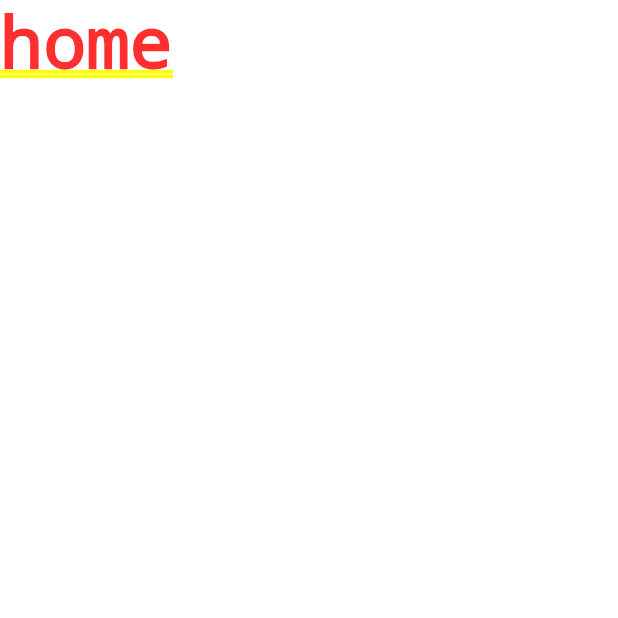
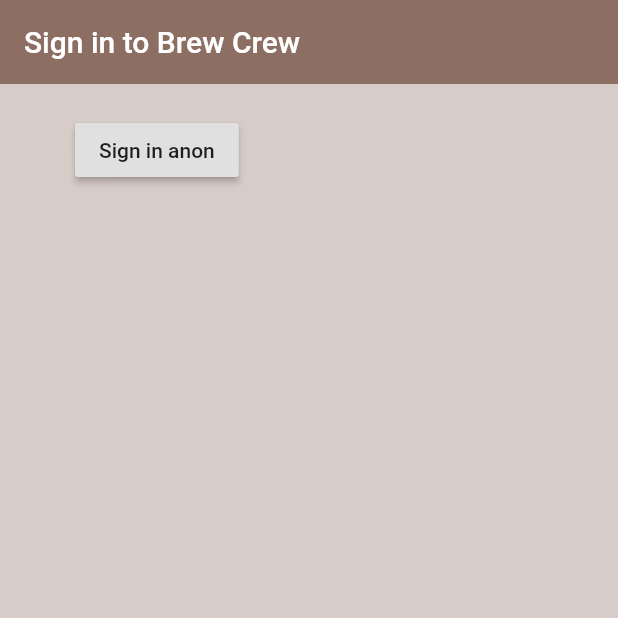
Before and after one commit to kangsudal/brew-crew, a Flutter app: the screen it shows after launch, on a phone screen of 412 x 824 dp, the top half of it. Run offline on Flutter 3.47's test engine with Material 2 defaults, Android fonts, the phone set to English and light mode, and no system bars; our stand-ins replace firebase_auth; accounts and stored records are empty.

Commit message:
#5 - Anonymous Sign In
sign in 레이아웃 위젯 만듬. 서비스 function과 연결

```diff
--- a/lib/screens/authenticate/authenticate.dart
+++ b/lib/screens/authenticate/authenticate.dart
@@ -1,3 +1,4 @@
+import 'package:brew_crew/screens/authenticate/sign_in.dart';
 import 'package:flutter/material.dart';
 
 class Authenticate extends StatefulWidget {
@@ -9,7 +10,7 @@ class _AuthenticateState extends State<Authenticate> {
   @override
   Widget build(BuildContext context) {
     return Container(
-      child: Text("authenticate"),
+      child: SignIn(),
     );
   }
 }
--- /dev/null
+++ b/lib/screens/authenticate/sign_in.dart
@@ -0,0 +1,43 @@
+import 'package:brew_crew/services/auth.dart';
+import 'package:flutter/material.dart';
+/*
+sign in 레이아웃 위젯.
+*/
+
+class SignIn extends StatefulWidget {
+  @override
+  _SignInState createState() => _SignInState();
+}
+
+class _SignInState extends State<SignIn> {
+  final AuthService _auth = AuthService();
+  @override
+  Widget build(BuildContext context) {
+    return Scaffold(
+      backgroundColor: Colors.brown[100],
+      appBar: AppBar(
+        backgroundColor: Colors.brown[400],
+        elevation: 0.0,
+        title: Text("Sign in to Brew Crew"),
+      ),
+      body: Container(
+        padding: EdgeInsets.symmetric(vertical: 20.0, horizontal: 50.0),
+        child: RaisedButton(
+          child: Text("Sign in anon"),
+          onPressed: () async{
+            //access service function
+            dynamic result = await _auth.signInAnon();
+
+            if (result == null){
+              print("error signing in");
+            }
+            else{
+              print("signed in");
+              print(result);
+            }
+          },
+        ),
+      ),
+    );
+  }
+}
--- a/lib/screens/wrapper.dart
+++ b/lib/screens/wrapper.dart
@@ -1,3 +1,4 @@
+import 'package:brew_crew/screens/authenticate/authenticate.dart';
 import 'package:brew_crew/screens/home/home.dart';
 import 'package:flutter/material.dart';
 
@@ -6,8 +7,6 @@ class Wrapper extends StatelessWidget {
   Widget build(BuildContext context) {
 
     //return either Home or Authenticate widget
-    return Home(
-
-    );
+    return Authenticate();
   }
 }
```
